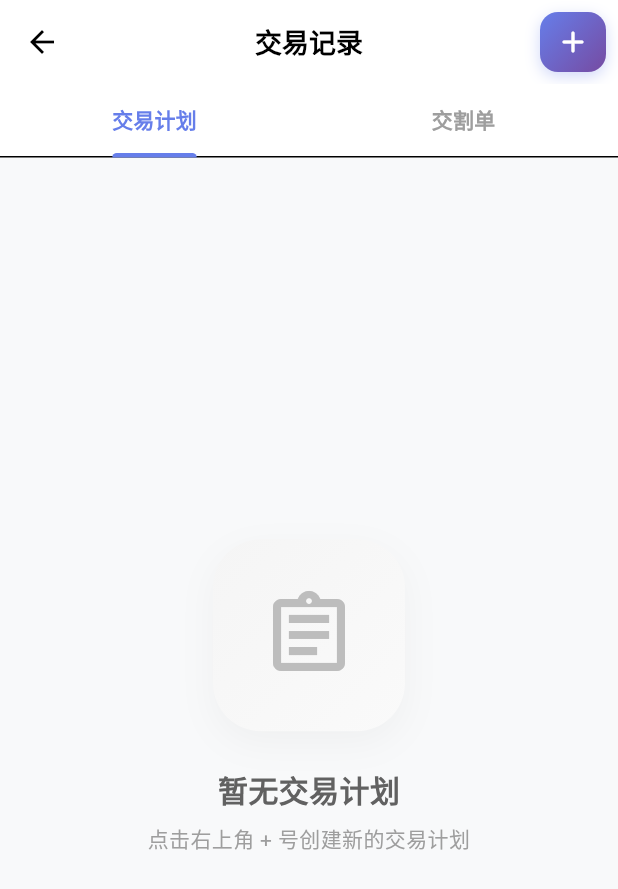
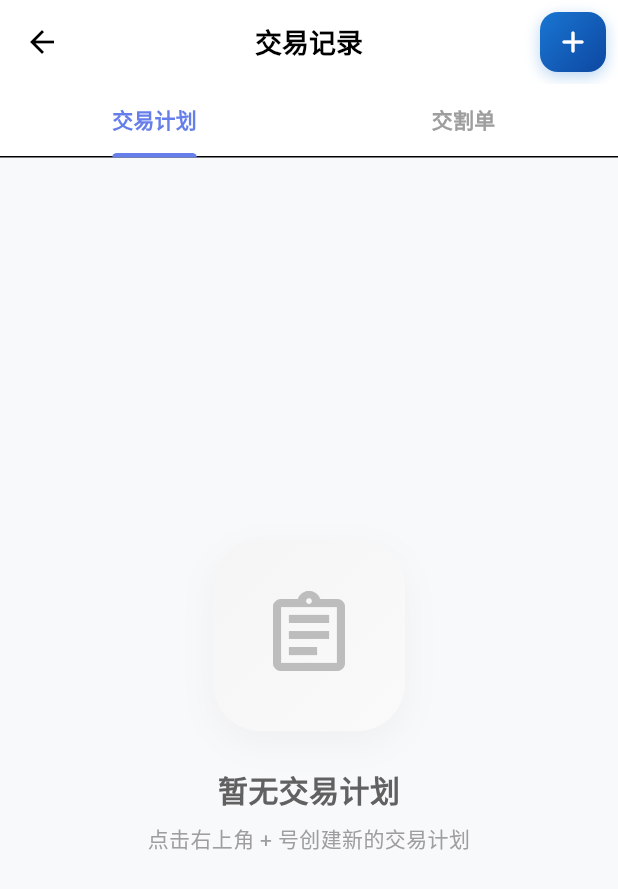
Before and after one commit to halower/stock_project, a Flutter app: the TradeRecordScreen screen opened directly, on a phone screen of 412 x 824 dp. Shown: the top 889 px of the screen. Run offline on Flutter 3.47's test engine with Material 3 defaults, Android fonts, the phone set to English and light mode, and no system bars; our stand-ins replace device_info_plus, fl_chart, flutter_markdown, google_fonts, shared_preferences, sqflite and 2 more; missing offline and left inert: mailer, markdown, webview_flutter_android, webview_flutter_wkwebview; accounts and stored records are empty; network calls fail.

```diff
--- a/stock_app_client/lib/screens/trade_record_screen.dart
+++ b/stock_app_client/lib/screens/trade_record_screen.dart
@@ -49,8 +49,8 @@ class _TradeRecordScreenState extends State<TradeRecordScreen> with SingleTicker
             decoration: BoxDecoration(
               gradient: const LinearGradient(
                 colors: [
-                  Color(0xFF667EEA),
-                  Color(0xFF764BA2),
+                  Color(0xFF1976D2),
+                  Color(0xFF0D47A1),
                 ],
                 begin: Alignment.topLeft,
                 end: Alignment.bottomRight,
@@ -58,7 +58,7 @@ class _TradeRecordScreenState extends State<TradeRecordScreen> with SingleTicker
               borderRadius: BorderRadius.circular(12),
               boxShadow: [
                 BoxShadow(
-                  color: const Color(0xFF667EEA).withOpacity(0.3),
+                  color: const Color(0xFF1976D2).withOpacity(0.3),
                   blurRadius: 8,
                   offset: const Offset(0, 3),
                 ),
```
